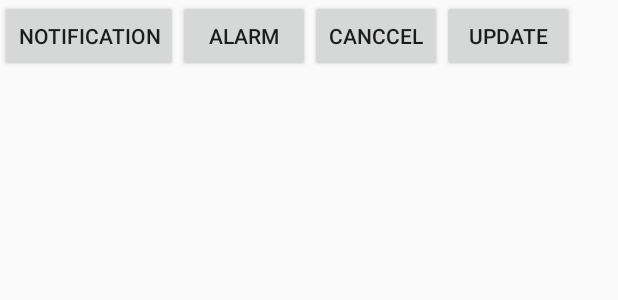
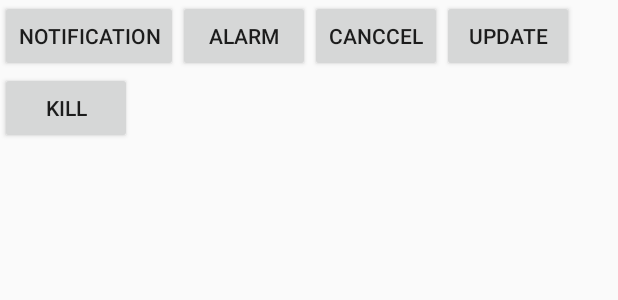
Before and after one commit to moritanian/android-alarm-plugin, an Android app: the layout activity_main.xml on its own in the app's theme, with its tools: preview values and no code run, on a phone screen of 412 x 824 dp. Shown: the top 300 px of the screen. Run offline under Robolectric (Android 15) with nearby library versions, the phone set to English and light mode, and no system bars.

```diff
--- a/app/src/main/res/layout/activity_main.xml
+++ b/app/src/main/res/layout/activity_main.xml
@@ -5,11 +5,15 @@
     android:layout_width="match_parent"
     android:layout_height="match_parent"
     tools:context="example.com.notificationtest.MainActivity">
-
+<LinearLayout
+    android:id="@+id/R1"
+    android:layout_width="match_parent"
+    android:layout_height="match_parent"
+    android:orientation="vertical">
     <LinearLayout
         android:id="@+id/p1"
         android:layout_width="match_parent"
-        android:layout_height="match_parent">
+        android:layout_height="wrap_content">
 
         <Button
             android:id="@+id/button1"
@@ -40,6 +44,19 @@
             android:layout_height="wrap_content"
             android:layout_alignParentTop="true"
             android:text="update" />
+
     </LinearLayout>
+    <LinearLayout
+        android:id="@+id/p2"
+        android:layout_width="match_parent"
+        android:layout_height="wrap_content">
+        <Button
+            android:id="@+id/button5"
+            android:layout_width="wrap_content"
+            android:layout_height="wrap_content"
+            android:layout_alignParentTop="true"
+            android:text="kill" />
+    </LinearLayout>
+</LinearLayout>
 
 </android.support.constraint.ConstraintLayout>
```
Also changed, not shown: app/src/main/AndroidManifest.xml (+11 -0 lines), app/src/main/java/example/com/notificationtest/AlarmNotificationActivity.java (+0 -10 lines), app/src/main/java/example/com/notificationtest/MainActivity.java (+14 -2 lines), app/src/main/java/example/com/notificationtest/UpdateBroadcastReceiver.java (added, +18 -0 lines).
